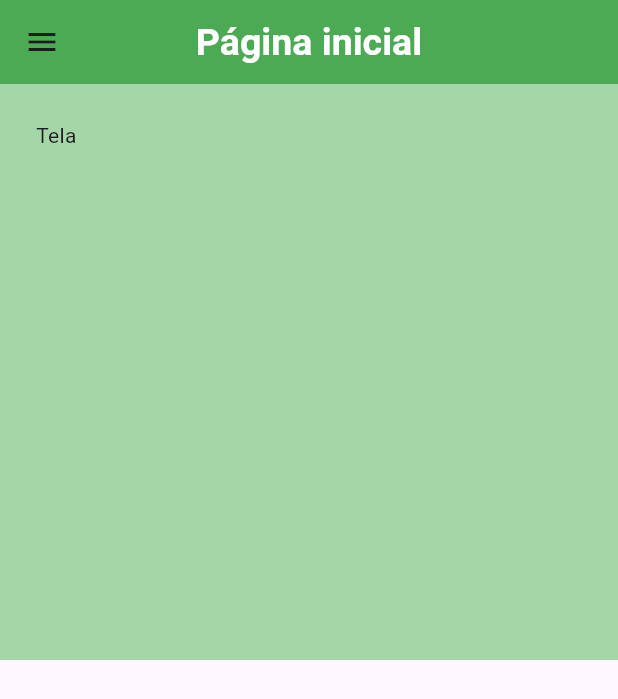
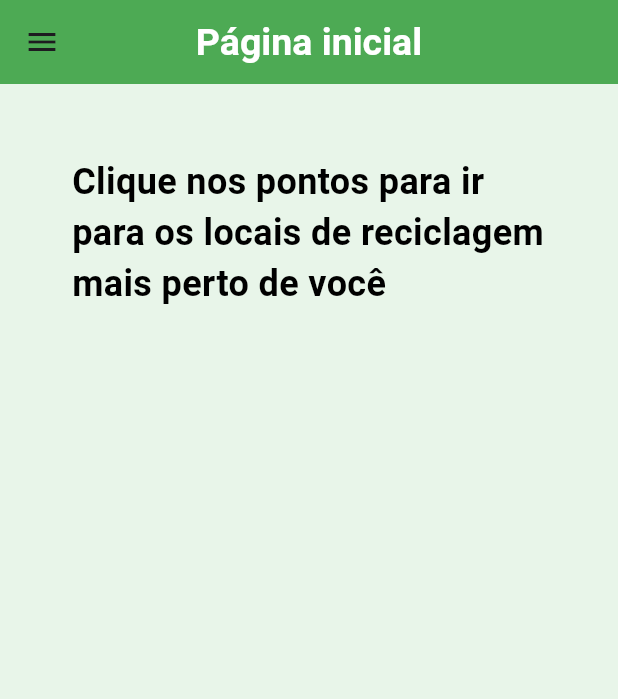
Before and after one commit to Brenokardoso/Recicla-Palmas, a Flutter app: the screen it shows once a user with an empty profile is signed in, on a phone screen of 412 x 824 dp. Shown: the top 699 px of the screen. Run offline on Flutter 3.47's test engine with Material 3 defaults, Android fonts, the phone set to English and light mode, and no system bars; our stand-ins replace supabase_flutter; missing offline and left inert: validatorless; accounts and stored records are empty.

Commit message:
partindo para o mapa

```diff
--- a/lib/app/core/widgets/drawer_itens.dart
+++ b/lib/app/core/widgets/drawer_itens.dart
@@ -11,6 +11,7 @@ class DrawerItens {
         mainAxisAlignment: MainAxisAlignment.start,
         crossAxisAlignment: CrossAxisAlignment.start,
         mainAxisSize: MainAxisSize.max,
+
         children: [
           MouseRegion(
             cursor: SystemMouseCursors.click,
--- a/lib/app/modules/home/home_page.dart
+++ b/lib/app/modules/home/home_page.dart
@@ -38,17 +38,24 @@ class _HomePage extends State<HomePage> {
         builder: (context, constraints) {
           return Container(
             width: constraints.maxWidth,
+            height: constraints.maxHeight,
+            color: Colors.green[50],
+            child: Padding(
+              padding: const EdgeInsets.all(48),
+              child: Container(
+                width: constraints.maxWidth / 4,
                 height: constraints.maxHeight / 2,
-            color: Colors.green[200],
-            child: const Padding(
-              padding: EdgeInsets.all(24),
                 child: Column(
                   mainAxisAlignment: MainAxisAlignment.start,
                   crossAxisAlignment: CrossAxisAlignment.start,
                   mainAxisSize: MainAxisSize.min,
                   children: [
-                  Text("Tela"),
+                    customHeader(
+                      context,
+                      "Clique nos pontos para ir para os locais de reciclagem mais perto de você",
+                    )
                   ],
+                ),
               ),
             ),
           );
@@ -56,4 +63,27 @@ class _HomePage extends State<HomePage> {
       ),
     );
   }
+
+  Widget customHeader(BuildContext context, String label) {
+    return Flexible(
+      child: Row(
+        mainAxisAlignment: MainAxisAlignment.center,
+        crossAxisAlignment: CrossAxisAlignment.start,
+        mainAxisSize: MainAxisSize.max,
+        children: [
+          Flexible(
+            child: Text(
+              label,
+              style: const TextStyle(
+                fontSize: 24,
+                color: Colors.black,
+                fontWeight: FontWeight.bold,
+                overflow: TextOverflow.fade,
+              ),
+            ),
+          ),
+        ],
+      ),
+    );
   }
+}
```
Lines whose indentation alone changed are shown as unchanged.
